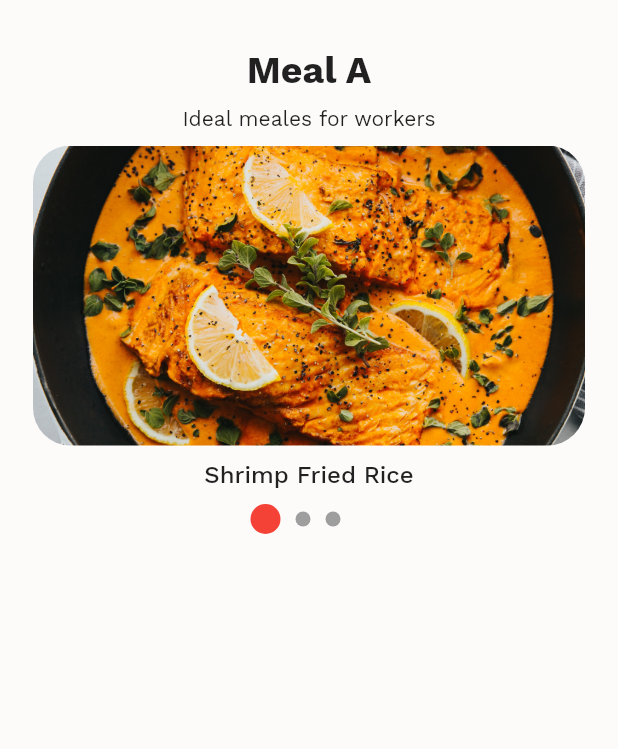
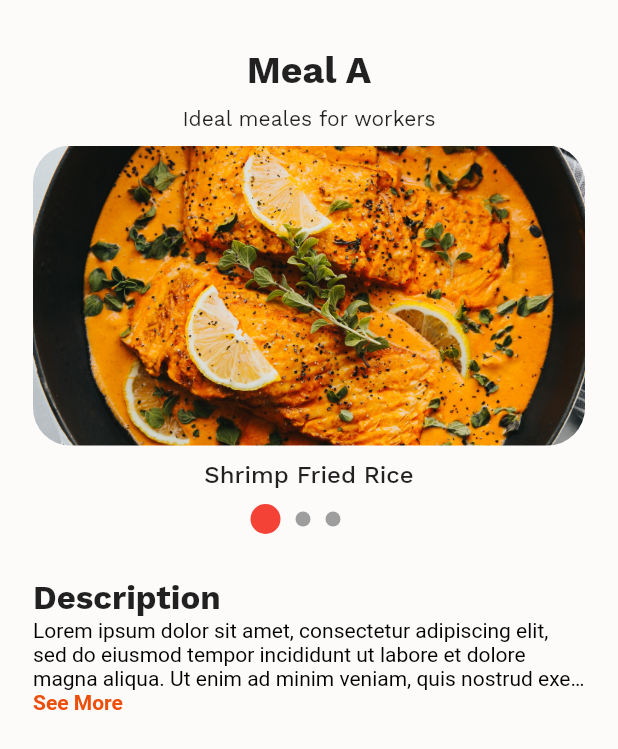
Before and after one commit to yordanos-AtoSV/Food-App, a Flutter app: the MealA screen opened directly, on a phone screen of 412 x 824 dp. Shown: the top 749 px of the screen. Run offline on Flutter 3.47's test engine with Material 2 defaults, Android fonts, the phone set to English and light mode, and no system bars; our stand-ins replace animated_splash_screen.

Commit message:
added a discription section in the meal A page

```diff
--- a/new_proj/lib/meal_a.dart
+++ b/new_proj/lib/meal_a.dart
@@ -15,6 +15,12 @@
 
   final PageController _pageController = PageController(initialPage: 0);
   int _currentPage = 0;
+  bool isExpanded = false;
+  void toggleExpansion() {
+    setState(() {
+      isExpanded = !isExpanded;
+    });
+  }
 
   @override
   void dispose() {
@@ -98,7 +104,7 @@
                   mainAxisAlignment: MainAxisAlignment.center,
                   crossAxisAlignment: CrossAxisAlignment.center,
                   children: [
-                    SizedBox(width: 140),
+                    const SizedBox(width: 140),
                     Expanded(
                       child: Container(
                         height: 20, // Set the desired height of the dots
@@ -137,6 +143,35 @@
                     ),
                   ],
                 ),
+                const SizedBox(height: 30),
+                const Text(
+                  "Description",
+                  style: TextStyle(
+                      fontFamily: "WorkSans",
+                      fontSize: 22,
+                      fontWeight: FontWeight.bold),
+                ),
+                Container(
+                  constraints: const BoxConstraints(maxHeight: double.infinity),
+                  child: Column(
+                    children: [
+                      Text(
+                        'Lorem ipsum dolor sit amet, consectetur adipiscing elit, sed do eiusmod tempor incididunt ut labore et dolore magna aliqua. Ut enim ad minim veniam, quis nostrud exercitation ullamco laboris nisi ut aliquip ex ea commodo consequat. Duis aute irure dolor in reprehenderit in voluptate velit esse cillum dolore eu fugiat nulla pariatur. Excepteur sint occaecat cupidatat non proident, sunt in culpa qui officia deserunt mollit anim id est laborum.',
+                        overflow: isExpanded ? null : TextOverflow.ellipsis,
+                        maxLines: isExpanded ? null : 3,
+                        style: const TextStyle(color: Colors.black),
+                      ),
+                    ],
+                  ),
+                ),
+                InkWell(
+                  onTap: toggleExpansion,
+                  child: Text(
+                    isExpanded ? 'See Less' : 'See More',
+                    style: TextStyle(color: Color.fromARGB(255, 237, 78, 10),
+                    fontWeight: FontWeight.bold),
+                  ),
+                ),
               ],
             );
           }),
```
